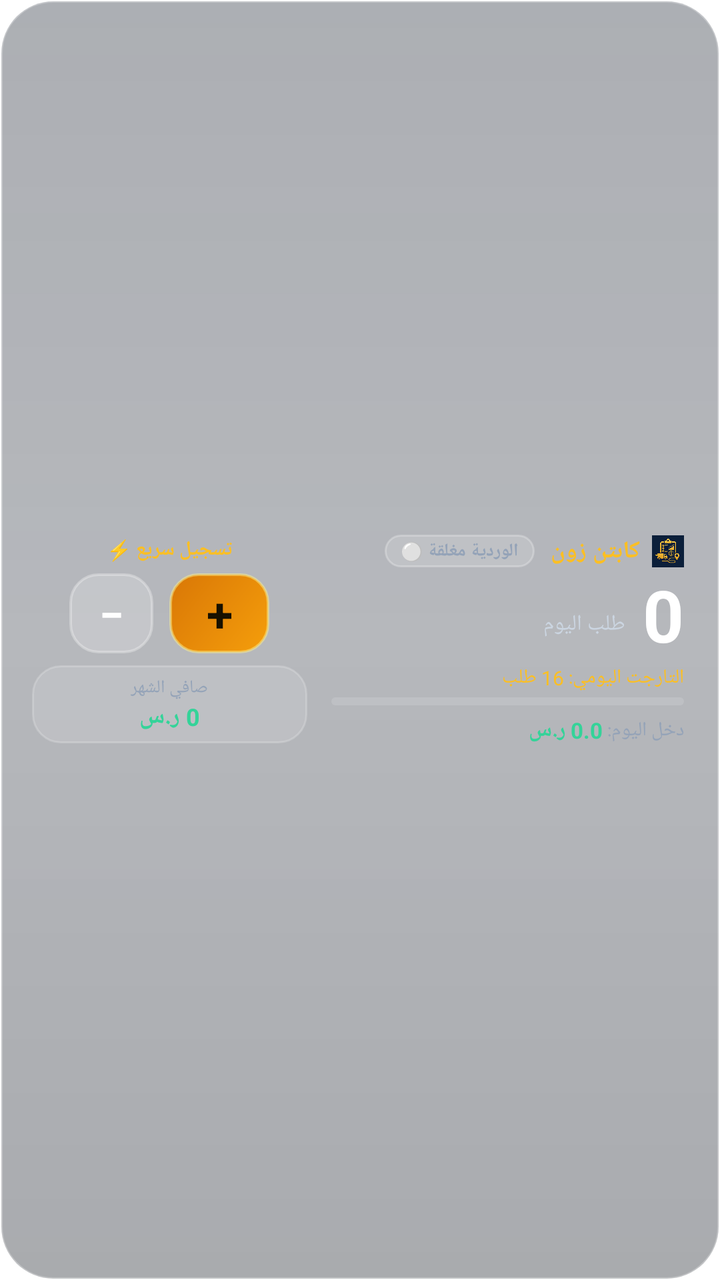
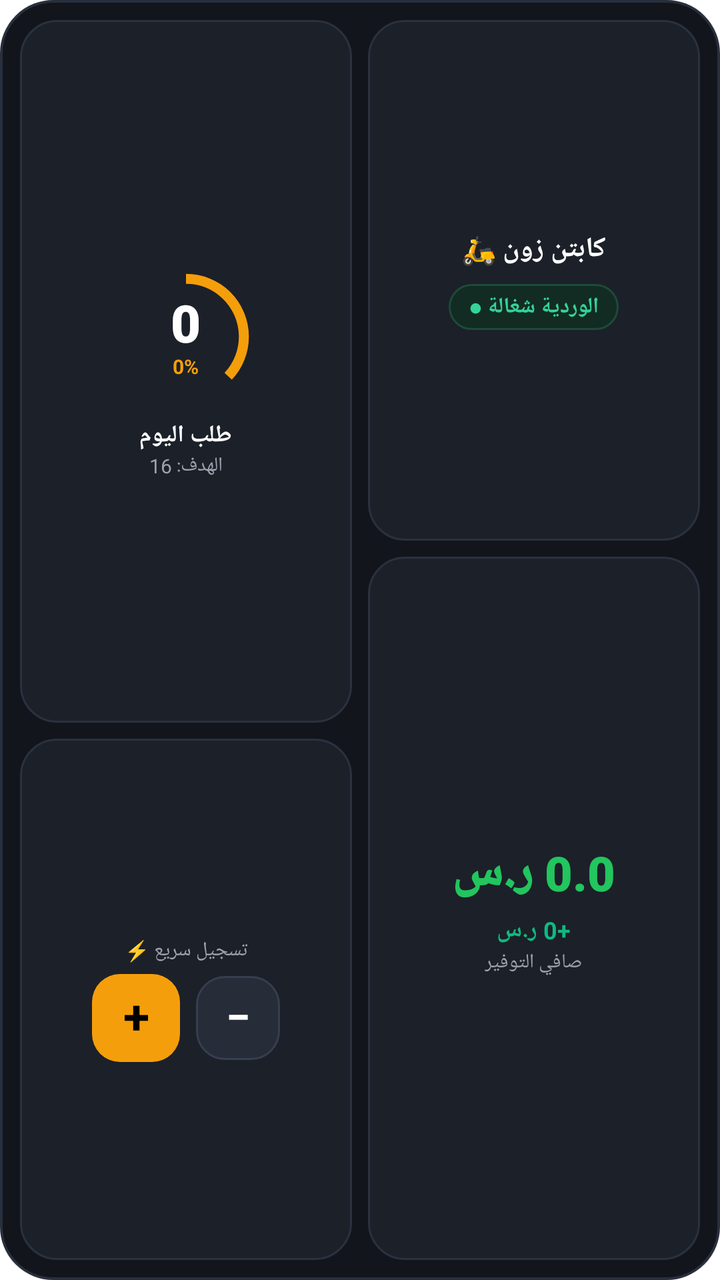

Compare the two renders of this Android layout. The source of the first and the diff that turns it into the second are given below.
<!-- AndroidManifest.xml: fallback theme Theme.MaterialComponents.DayNight.NoActionBar -->
<!-- res/layout/order_widget.xml -->
<?xml version="1.0" encoding="utf-8"?>
<LinearLayout xmlns:android="http://schemas.android.com/apk/res/android"
    android:id="@+id/widget_root"
    android:layout_width="match_parent"
    android:layout_height="match_parent"
    android:background="@drawable/widget_background"
    android:orientation="horizontal"
    android:paddingLeft="16dp"
    android:paddingRight="16dp"
    android:paddingTop="12dp"
    android:paddingBottom="12dp"
    android:layoutDirection="rtl"
    android:gravity="center_vertical">

    
    <LinearLayout
        android:id="@+id/widget_main_section"
        android:layout_width="0dp"
        android:layout_height="match_parent"
        android:layout_weight="1.3"
        android:orientation="vertical"
        android:gravity="center_vertical"
        android:paddingRight="2dp">

        
        <LinearLayout
            android:layout_width="wrap_content"
            android:layout_height="wrap_content"
            android:orientation="horizontal"
            android:gravity="center_vertical"
            android:layout_marginBottom="4dp">

            <ImageView
                android:layout_width="16dp"
                android:layout_height="16dp"
                android:src="@mipmap/ic_launcher"
                android:layout_marginLeft="6dp"/>

            <TextView
                android:layout_width="wrap_content"
                android:layout_height="wrap_content"
                android:text="كابتن زون"
                android:textColor="#FBBF24"
                android:textStyle="bold"
                android:textSize="12sp"
                android:layout_marginLeft="8dp"/>

            
            <TextView
                android:id="@+id/widget_status_badge"
                android:layout_width="wrap_content"
                android:layout_height="wrap_content"
                android:background="@drawable/widget_badge_closed"
                android:paddingLeft="8dp"
                android:paddingRight="8dp"
                android:paddingTop="2dp"
                android:paddingBottom="2dp"
                android:text="الوردية مغلقة ⚪"
                android:textColor="#94A3B8"
                android:textSize="9sp"
                android:textStyle="bold"/>
        </LinearLayout>

        
        <LinearLayout
            android:layout_width="wrap_content"
            android:layout_height="wrap_content"
            android:orientation="horizontal"
            android:gravity="bottom"
            android:layout_marginBottom="2dp">

            <TextView
                android:id="@+id/widget_today_orders"
                android:layout_width="wrap_content"
                android:layout_height="wrap_content"
                android:text="0"
                android:textColor="#FFFFFF"
                android:textSize="36sp"
                android:textStyle="bold"
                android:includeFontPadding="false"/>

            <TextView
                android:layout_width="wrap_content"
                android:layout_height="wrap_content"
                android:text=" طلب اليوم"
                android:textColor="#CBD5E1"
                android:textSize="11sp"
                android:layout_marginRight="6dp"
                android:layout_marginBottom="5dp"/>
        </LinearLayout>

        
        <TextView
            android:id="@+id/widget_today_target_sub"
            android:layout_width="wrap_content"
            android:layout_height="wrap_content"
            android:text="التارجت اليومي: 16 طلب"
            android:textColor="#FBBF24"
            android:textSize="10sp"
            android:layout_marginBottom="3dp"/>

        
        <ProgressBar
            android:id="@+id/widget_progress_bar"
            style="?android:attr/progressBarStyleHorizontal"
            android:layout_width="match_parent"
            android:layout_height="4dp"
            android:max="100"
            android:progress="0"
            android:progressDrawable="@drawable/widget_progress_bar"
            android:layout_marginBottom="5dp"/>

        
        <LinearLayout
            android:layout_width="wrap_content"
            android:layout_height="wrap_content"
            android:orientation="horizontal"
            android:gravity="center_vertical">

            <TextView
                android:layout_width="wrap_content"
                android:layout_height="wrap_content"
                android:text="دخل اليوم: "
                android:textColor="#94A3B8"
                android:textSize="10sp"/>

            <TextView
                android:id="@+id/widget_today_income"
                android:layout_width="wrap_content"
                android:layout_height="wrap_content"
                android:text="0.0 ر.س"
                android:textColor="#34D399"
                android:textSize="11sp"
                android:textStyle="bold"/>
        </LinearLayout>

    </LinearLayout>

    
    <FrameLayout
        android:layout_width="12dp"
        android:layout_height="match_parent"/>

    
    <LinearLayout
        android:layout_width="0dp"
        android:layout_height="match_parent"
        android:layout_weight="1.0"
        android:orientation="vertical"
        android:gravity="center">

        
        <TextView
            android:layout_width="wrap_content"
            android:layout_height="wrap_content"
            android:text="تسجيل سريع ⚡"
            android:textColor="#FBBF24"
            android:textSize="10sp"
            android:textStyle="bold"
            android:layout_marginBottom="5dp"/>

        
        <LinearLayout
            android:layout_width="match_parent"
            android:layout_height="wrap_content"
            android:orientation="horizontal"
            android:gravity="center"
            android:layout_marginBottom="6dp">

            
            <TextView
                android:id="@+id/widget_btn_plus"
                android:layout_width="50dp"
                android:layout_height="40dp"
                android:background="@drawable/widget_btn_add"
                android:gravity="center"
                android:text="+"
                android:textColor="#181100"
                android:textSize="24sp"
                android:textStyle="bold"
                android:layout_marginLeft="8dp"/>

            
            <TextView
                android:id="@+id/widget_btn_minus"
                android:layout_width="42dp"
                android:layout_height="40dp"
                android:background="@drawable/widget_btn_sub"
                android:gravity="center"
                android:text="−"
                android:textColor="#FFFFFF"
                android:textSize="22sp"
                android:textStyle="bold"/>
        </LinearLayout>

        
        <LinearLayout
            android:id="@+id/widget_month_card"
            android:layout_width="match_parent"
            android:layout_height="wrap_content"
            android:background="@drawable/widget_chip_glass"
            android:paddingLeft="10dp"
            android:paddingRight="10dp"
            android:paddingTop="5dp"
            android:paddingBottom="5dp"
            android:gravity="center"
            android:orientation="vertical">

            <TextView
                android:id="@+id/widget_month_name_label"
                android:layout_width="wrap_content"
                android:layout_height="wrap_content"
                android:text="صافي الشهر"
                android:textColor="#94A3B8"
                android:textSize="9sp"/>

            <TextView
                android:id="@+id/widget_month_net"
                android:layout_width="wrap_content"
                android:layout_height="wrap_content"
                android:text="0 ر.س"
                android:textColor="#34D399"
                android:textSize="12sp"
                android:textStyle="bold"/>
        </LinearLayout>

    </LinearLayout>

</LinearLayout>
<!-- resources referenced by this layout -->
<resources>
  <!-- drawable widget_background (drawable) -->
  <?xml version="1.0" encoding="utf-8"?>
  <shape xmlns:android="http://schemas.android.com/apk/res/android">
      <corners android:radius="26dp"/>
      <gradient
          android:startColor="#59121927"
          android:centerColor="#4D0D1422"
          android:endColor="#59080D18"
          android:angle="270"/>
      <stroke
          android:width="1.2dp"
          android:color="#47FFFFFF"/>
  </shape>
  <!-- drawable widget_badge_closed (drawable) -->
  <?xml version="1.0" encoding="utf-8"?>
  <shape xmlns:android="http://schemas.android.com/apk/res/android">
      <corners android:radius="12dp"/>
      <solid android:color="#26FFFFFF"/>
      <stroke
          android:width="1dp"
          android:color="#40FFFFFF"/>
  </shape>
  <!-- drawable widget_btn_add (drawable) -->
  <?xml version="1.0" encoding="utf-8"?>
  <shape xmlns:android="http://schemas.android.com/apk/res/android">
      <corners android:radius="14dp"/>
      <gradient
          android:startColor="#FFF59E0B"
          android:endColor="#FFD97706"
          android:angle="135"/>
      <stroke
          android:width="1.2dp"
          android:color="#80FEF08A"/>
  </shape>
  <!-- drawable widget_btn_sub (drawable) -->
  <?xml version="1.0" encoding="utf-8"?>
  <shape xmlns:android="http://schemas.android.com/apk/res/android">
      <corners android:radius="14dp"/>
      <solid android:color="#33FFFFFF"/>
      <stroke
          android:width="1.2dp"
          android:color="#4DFFFFFF"/>
  </shape>
  <!-- drawable widget_chip_glass (drawable) -->
  <?xml version="1.0" encoding="utf-8"?>
  <shape xmlns:android="http://schemas.android.com/apk/res/android">
      <corners android:radius="14dp"/>
      <solid android:color="#20FFFFFF"/>
      <stroke
          android:width="1dp"
          android:color="#33FFFFFF"/>
  </shape>
  <!-- drawable widget_progress_bar (drawable) -->
  <?xml version="1.0" encoding="utf-8"?>
  <layer-list xmlns:android="http://schemas.android.com/apk/res/android">
      <item android:id="@android:id/background">
          <shape>
              <corners android:radius="6dp"/>
              <solid android:color="#20FFFFFF"/>
          </shape>
      </item>
      <item android:id="@android:id/progress">
          <clip>
              <shape>
                  <corners android:radius="6dp"/>
                  <gradient
                      android:startColor="#D4AF37"
                      android:endColor="#F5D061"
                      android:angle="0"/>
              </shape>
          </clip>
      </item>
  </layer-list>
  <!-- mipmap ic_launcher: png bitmap (mipmap-hdpi, 6735 bytes) -->
</resources>

<!-- the commit's change to res/layout/order_widget.xml (unified diff, before → after) -->
@@ -1,229 +1,235 @@
 <?xml version="1.0" encoding="utf-8"?>
 <LinearLayout xmlns:android="http://schemas.android.com/apk/res/android"
-    android:id="@+id/widget_root"
+    android:id="@+id/bento_widget_root"
     android:layout_width="match_parent"
     android:layout_height="match_parent"
-    android:background="@drawable/widget_background"
+    android:background="@drawable/bg_bento_container"
     android:orientation="horizontal"
-    android:paddingLeft="16dp"
-    android:paddingRight="16dp"
-    android:paddingTop="12dp"
-    android:paddingBottom="12dp"
-    android:layoutDirection="rtl"
-    android:gravity="center_vertical">
+    android:layoutDirection="ltr"
+    android:padding="10dp">
 
     
     <LinearLayout
-        android:id="@+id/widget_main_section"
+        android:id="@+id/bento_col_left"
         android:layout_width="0dp"
         android:layout_height="match_parent"
-        android:layout_weight="1.3"
-        android:orientation="vertical"
-        android:gravity="center_vertical"
-        android:paddingRight="2dp">
-
-        
-        <LinearLayout
-            android:layout_width="wrap_content"
-            android:layout_height="wrap_content"
-            android:orientation="horizontal"
-            android:gravity="center_vertical"
-            android:layout_marginBottom="4dp">
-
-            <ImageView
-                android:layout_width="16dp"
-                android:layout_height="16dp"
-                android:src="@mipmap/ic_launcher"
-                android:layout_marginLeft="6dp"/>
-
-            <TextView
-                android:layout_width="wrap_content"
-                android:layout_height="wrap_content"
-                android:text="كابتن زون"
-                android:textColor="#FBBF24"
-                android:textStyle="bold"
+        android:layout_marginRight="8dp"
+        android:layout_marginEnd="8dp"
+        android:layout_weight="1"
+        android:orientation="vertical">
+
+        
+        <LinearLayout
+            android:id="@+id/bento_tile_ring"
+            android:layout_width="match_parent"
+            android:layout_height="0dp"
+            android:layout_weight="1.35"
+            android:background="@drawable/bg_bento_tile"
+            android:gravity="center"
+            android:orientation="vertical"
+            android:padding="8dp">
+
+            <FrameLayout
+                android:layout_width="74dp"
+                android:layout_height="74dp">
+
+                <ProgressBar
+                    android:id="@+id/pb_bento_ring"
+                    style="?android:attr/progressBarStyleHorizontal"
+                    android:layout_width="match_parent"
+                    android:layout_height="match_parent"
+                    android:indeterminate="false"
+                    android:max="100"
+                    android:progress="37"
+                    android:progressDrawable="@drawable/ring_progress_amber" />
+
+                <LinearLayout
+                    android:layout_width="match_parent"
+                    android:layout_height="match_parent"
+                    android:gravity="center"
+                    android:orientation="vertical">
+
+                    <TextView
+                        android:id="@+id/tv_bento_orders_count"
+                        android:layout_width="wrap_content"
+                        android:layout_height="wrap_content"
+                        android:fontFamily="sans-serif-black"
+                        android:includeFontPadding="false"
+                        android:text="0"
+                        android:textColor="@color/bento_text_primary"
+                        android:textSize="26sp"
+                        android:textStyle="bold" />
+
+                    <TextView
+                        android:id="@+id/tv_bento_progress_percent"
+                        android:layout_width="wrap_content"
+                        android:layout_height="wrap_content"
+                        android:includeFontPadding="false"
+                        android:text="0%"
+                        android:textColor="@color/bento_amber"
+                        android:textSize="10sp"
+                        android:textStyle="bold" />
+                </LinearLayout>
+            </FrameLayout>
+
+            <TextView
+                android:layout_width="wrap_content"
+                android:layout_height="wrap_content"
+                android:layout_marginTop="4dp"
+                android:fontFamily="sans-serif-medium"
+                android:text="طلب اليوم"
+                android:textColor="@color/bento_text_primary"
                 android:textSize="12sp"
-                android:layout_marginLeft="8dp"/>
-
-            
-            <TextView
-                android:id="@+id/widget_status_badge"
-                android:layout_width="wrap_content"
-                android:layout_height="wrap_content"
-                android:background="@drawable/widget_badge_closed"
-                android:paddingLeft="8dp"
-                android:paddingRight="8dp"
-                android:paddingTop="2dp"
-                android:paddingBottom="2dp"
-                android:text="الوردية مغلقة ⚪"
-                android:textColor="#94A3B8"
-                android:textSize="9sp"
-                android:textStyle="bold"/>
-        </LinearLayout>
-
-        
-        <LinearLayout
-            android:layout_width="wrap_content"
-            android:layout_height="wrap_content"
-            android:orientation="horizontal"
-            android:gravity="bottom"
-            android:layout_marginBottom="2dp">
-
-            <TextView
-                android:id="@+id/widget_today_orders"
-                android:layout_width="wrap_content"
-                android:layout_height="wrap_content"
-                android:text="0"
-                android:textColor="#FFFFFF"
-                android:textSize="36sp"
-                android:textStyle="bold"
-                android:includeFontPadding="false"/>
-
-            <TextView
-                android:layout_width="wrap_content"
-                android:layout_height="wrap_content"
-                android:text=" طلب اليوم"
-                android:textColor="#CBD5E1"
-                android:textSize="11sp"
-                android:layout_marginRight="6dp"
-                android:layout_marginBottom="5dp"/>
-        </LinearLayout>
-
-        
-        <TextView
-            android:id="@+id/widget_today_target_sub"
-            android:layout_width="wrap_content"
-            android:layout_height="wrap_content"
-            android:text="التارجت اليومي: 16 طلب"
-            android:textColor="#FBBF24"
-            android:textSize="10sp"
-            android:layout_marginBottom="3dp"/>
-
-        
-        <ProgressBar
-            android:id="@+id/widget_progress_bar"
-            style="?android:attr/progressBarStyleHorizontal"
-            android:layout_width="match_parent"
-            android:layout_height="4dp"
-            android:max="100"
-            android:progress="0"
-            android:progressDrawable="@drawable/widget_progress_bar"
-            android:layout_marginBottom="5dp"/>
-
-        
-        <LinearLayout
-            android:layout_width="wrap_content"
-            android:layout_height="wrap_content"
-            android:orientation="horizontal"
-            android:gravity="center_vertical">
-
-            <TextView
-                android:layout_width="wrap_content"
-                android:layout_height="wrap_content"
-                android:text="دخل اليوم: "
-                android:textColor="#94A3B8"
-                android:textSize="10sp"/>
-
-            <TextView
-                android:id="@+id/widget_today_income"
-                android:layout_width="wrap_content"
-                android:layout_height="wrap_content"
-                android:text="0.0 ر.س"
-                android:textColor="#34D399"
-                android:textSize="11sp"
-                android:textStyle="bold"/>
-        </LinearLayout>
-
+                android:textStyle="bold" />
+
+            <TextView
+                android:id="@+id/tv_bento_target_goal"
+                android:layout_width="wrap_content"
+                android:layout_height="wrap_content"
+                android:text="الهدف: 16"
+                android:textColor="@color/bento_text_secondary"
+                android:textSize="10sp" />
+        </LinearLayout>
+
+        
+        <LinearLayout
+            android:id="@+id/bento_tile_actions"
+            android:layout_width="match_parent"
+            android:layout_height="0dp"
+            android:layout_marginTop="8dp"
+            android:layout_weight="1.0"
+            android:background="@drawable/bg_bento_tile"
+            android:gravity="center"
+            android:orientation="vertical"
+            android:padding="6dp">
+
+            <TextView
+                android:layout_width="wrap_content"
+                android:layout_height="wrap_content"
+                android:text="تسجيل سريع ⚡"
+                android:textColor="@color/bento_text_secondary"
+                android:textSize="10sp" />
+
+            <LinearLayout
+                android:layout_width="wrap_content"
+                android:layout_height="wrap_content"
+                android:layout_marginTop="5dp"
+                android:gravity="center_vertical"
+                android:orientation="horizontal">
+
+                <TextView
+                    android:id="@+id/btn_bento_increment"
+                    android:layout_width="44dp"
+                    android:layout_height="44dp"
+                    android:background="@drawable/btn_bento_plus"
+                    android:gravity="center"
+                    android:includeFontPadding="false"
+                    android:text="+"
+                    android:textColor="#000000"
+                    android:textSize="24sp"
+                    android:textStyle="bold" />
+
+                <TextView
+                    android:id="@+id/btn_bento_decrement"
+                    android:layout_width="42dp"
+                    android:layout_height="42dp"
+                    android:layout_marginLeft="8dp"
+                    android:layout_marginStart="8dp"
+                    android:background="@drawable/btn_bento_minus"
+                    android:gravity="center"
+                    android:includeFontPadding="false"
+                    android:text="−"
+                    android:textColor="@color/bento_text_primary"
+                    android:textSize="22sp"
+                    android:textStyle="bold" />
+            </LinearLayout>
+        </LinearLayout>
     </LinearLayout>
-
-    
-    <FrameLayout
-        android:layout_width="12dp"
-        android:layout_height="match_parent"/>
 
     
     <LinearLayout
+        android:id="@+id/bento_col_right"
         android:layout_width="0dp"
         android:layout_height="match_parent"
-        android:layout_weight="1.0"
-        android:orientation="vertical"
-        android:gravity="center">
-
-        
-        <TextView
-            android:layout_width="wrap_content"
-            android:layout_height="wrap_content"
-            android:text="تسجيل سريع ⚡"
-            android:textColor="#FBBF24"
-            android:textSize="10sp"
-            android:textStyle="bold"
-            android:layout_marginBottom="5dp"/>
-
-        
-        <LinearLayout
-            android:layout_width="match_parent"
-            android:layout_height="wrap_content"
-            android:orientation="horizontal"
-            android:gravity="center"
-            android:layout_marginBottom="6dp">
-
-            
-            <TextView
-                android:id="@+id/widget_btn_plus"
-                android:layout_width="50dp"
-                android:layout_height="40dp"
-                android:background="@drawable/widget_btn_add"
-                android:gravity="center"
-                android:text="+"
-                android:textColor="#181100"
+        android:layout_weight="1"
+        android:orientation="vertical">
+
+        
+        <LinearLayout
+            android:id="@+id/bento_tile_header"
+            android:layout_width="match_parent"
+            android:layout_height="0dp"
+            android:layout_weight="1.0"
+            android:background="@drawable/bg_bento_tile"
+            android:gravity="center"
+            android:orientation="vertical"
+            android:padding="8dp">
+
+            <TextView
+                android:layout_width="wrap_content"
+                android:layout_height="wrap_content"
+                android:fontFamily="sans-serif-bold"
+                android:text="كابتن زون 🛵"
+                android:textColor="@color/bento_text_primary"
+                android:textSize="14sp"
+                android:textStyle="bold" />
+
+            <TextView
+                android:id="@+id/tv_bento_shift_status"
+                android:layout_width="wrap_content"
+                android:layout_height="wrap_content"
+                android:layout_marginTop="8dp"
+                android:background="@drawable/bg_bento_shift_pill"
+                android:paddingLeft="10dp"
+                android:paddingRight="10dp"
+                android:paddingTop="4dp"
+                android:paddingBottom="4dp"
+                android:text="الوردية شغالة ●"
+                android:textColor="@color/bento_pill_text"
+                android:textSize="11sp"
+                android:textStyle="bold" />
+        </LinearLayout>
+
+        
+        <LinearLayout
+            android:id="@+id/bento_tile_earnings"
+            android:layout_width="match_parent"
+            android:layout_height="0dp"
+            android:layout_marginTop="8dp"
+            android:layout_weight="1.35"
+            android:background="@drawable/bg_bento_tile"
+            android:gravity="center"
+            android:orientation="vertical"
+            android:padding="8dp">
+
+            <TextView
+                android:id="@+id/tv_bento_today_income"
+                android:layout_width="wrap_content"
+                android:layout_height="wrap_content"
+                android:fontFamily="sans-serif-black"
+                android:includeFontPadding="false"
+                android:text="0.0 ر.س"
+                android:textColor="@color/bento_green_earnings"
                 android:textSize="24sp"
-                android:textStyle="bold"
-                android:layout_marginLeft="8dp"/>
-
-            
-            <TextView
-                android:id="@+id/widget_btn_minus"
-                android:layout_width="42dp"
-                android:layout_height="40dp"
-                android:background="@drawable/widget_btn_sub"
-                android:gravity="center"
-                android:text="−"
-                android:textColor="#FFFFFF"
-                android:textSize="22sp"
-                android:textStyle="bold"/>
-        </LinearLayout>
-
-        
-        <LinearLayout
-            android:id="@+id/widget_month_card"
-            android:layout_width="match_parent"
-            android:layout_height="wrap_content"
-            android:background="@drawable/widget_chip_glass"
-            android:paddingLeft="10dp"
-            android:paddingRight="10dp"
-            android:paddingTop="5dp"
-            android:paddingBottom="5dp"
-            android:gravity="center"
-            android:orientation="vertical">
-
-            <TextView
-                android:id="@+id/widget_month_name_label"
-                android:layout_width="wrap_content"
-                android:layout_height="wrap_content"
-                android:text="صافي الشهر"
-                android:textColor="#94A3B8"
-                android:textSize="9sp"/>
-
-            <TextView
-                android:id="@+id/widget_month_net"
-                android:layout_width="wrap_content"
-                android:layout_height="wrap_content"
-                android:text="0 ر.س"
-                android:textColor="#34D399"
+                android:textStyle="bold" />
+
+            <TextView
+                android:id="@+id/tv_bento_total_savings"
+                android:layout_width="wrap_content"
+                android:layout_height="wrap_content"
+                android:layout_marginTop="4dp"
+                android:text="+0 ر.س"
+                android:textColor="@color/bento_green_savings"
                 android:textSize="12sp"
-                android:textStyle="bold"/>
-        </LinearLayout>
-
+                android:textStyle="bold" />
+
+            <TextView
+                android:layout_width="wrap_content"
+                android:layout_height="wrap_content"
+                android:layout_marginTop="1dp"
+                android:text="صافي التوفير"
+                android:textColor="@color/bento_text_secondary"
+                android:textSize="10sp" />
+        </LinearLayout>
     </LinearLayout>
-
 </LinearLayout>
<!-- resource entries referenced after the edit -->
@@ -1,78 +1,84 @@
 <!-- resources referenced by this layout -->
 <resources>
-  <!-- drawable widget_background (drawable) -->
+  <color name="bento_amber">#F59E0B</color>
+  <color name="bento_green_earnings">#22C55E</color>
+  <color name="bento_green_savings">#10B981</color>
+  <color name="bento_pill_text">#34D399</color>
+  <color name="bento_text_primary">#FFFFFF</color>
+  <color name="bento_text_secondary">#9CA3AF</color>
+  <!-- drawable bg_bento_container (drawable) -->
   <?xml version="1.0" encoding="utf-8"?>
-  <shape xmlns:android="http://schemas.android.com/apk/res/android">
-      <corners android:radius="26dp"/>
-      <gradient
-          android:startColor="#59121927"
-          android:centerColor="#4D0D1422"
-          android:endColor="#59080D18"
-          android:angle="270"/>
+  <shape xmlns:android="http://schemas.android.com/apk/res/android"
+      android:shape="rectangle">
+      <solid android:color="@color/bento_container_bg" />
+      <corners android:radius="26dp" />
       <stroke
           android:width="1.2dp"
-          android:color="#47FFFFFF"/>
+          android:color="@color/bento_container_border" />
   </shape>
-  <!-- drawable widget_badge_closed (drawable) -->
+  <!-- drawable bg_bento_shift_pill (drawable) -->
   <?xml version="1.0" encoding="utf-8"?>
-  <shape xmlns:android="http://schemas.android.com/apk/res/android">
-      <corners android:radius="12dp"/>
-      <solid android:color="#26FFFFFF"/>
+  <shape xmlns:android="http://schemas.android.com/apk/res/android"
+      android:shape="rectangle">
+      <solid android:color="@color/bento_pill_bg" />
+      <corners android:radius="14dp" />
       <stroke
           android:width="1dp"
-          android:color="#40FFFFFF"/>
+          android:color="@color/bento_pill_border" />
   </shape>
-  <!-- drawable widget_btn_add (drawable) -->
+  <!-- drawable bg_bento_tile (drawable) -->
   <?xml version="1.0" encoding="utf-8"?>
-  <shape xmlns:android="http://schemas.android.com/apk/res/android">
-      <corners android:radius="14dp"/>
-      <gradient
-          android:startColor="#FFF59E0B"
-          android:endColor="#FFD97706"
-          android:angle="135"/>
-      <stroke
-          android:width="1.2dp"
-          android:color="#80FEF08A"/>
-  </shape>
-  <!-- drawable widget_btn_sub (drawable) -->
-  <?xml version="1.0" encoding="utf-8"?>
-  <shape xmlns:android="http://schemas.android.com/apk/res/android">
-      <corners android:radius="14dp"/>
-      <solid android:color="#33FFFFFF"/>
-      <stroke
-          android:width="1.2dp"
-          android:color="#4DFFFFFF"/>
-  </shape>
-  <!-- drawable widget_chip_glass (drawable) -->
-  <?xml version="1.0" encoding="utf-8"?>
-  <shape xmlns:android="http://schemas.android.com/apk/res/android">
-      <corners android:radius="14dp"/>
-      <solid android:color="#20FFFFFF"/>
+  <shape xmlns:android="http://schemas.android.com/apk/res/android"
+      android:shape="rectangle">
+      <solid android:color="@color/bento_tile_bg" />
+      <corners android:radius="18dp" />
       <stroke
           android:width="1dp"
-          android:color="#33FFFFFF"/>
+          android:color="@color/bento_tile_border" />
   </shape>
-  <!-- drawable widget_progress_bar (drawable) -->
+  <!-- drawable btn_bento_minus (drawable) -->
   <?xml version="1.0" encoding="utf-8"?>
-  <layer-list xmlns:android="http://schemas.android.com/apk/res/android">
-      <item android:id="@android:id/background">
-          <shape>
-              <corners android:radius="6dp"/>
-              <solid android:color="#20FFFFFF"/>
-          </shape>
-      </item>
-      <item android:id="@android:id/progress">
-          <clip>
-              <shape>
-                  <corners android:radius="6dp"/>
-                  <gradient
-                      android:startColor="#D4AF37"
-                      android:endColor="#F5D061"
-                      android:angle="0"/>
-              </shape>
-          </clip>
-      </item>
-  </layer-list>
-  <!-- mipmap ic_launcher: png bitmap (mipmap-hdpi, 6735 bytes) -->
+  <shape xmlns:android="http://schemas.android.com/apk/res/android"
+      android:shape="rectangle">
+      <solid android:color="@color/bento_btn_minus_bg" />
+      <corners android:radius="14dp" />
+      <stroke
+          android:width="1dp"
+          android:color="@color/bento_btn_minus_border" />
+  </shape>
+  <!-- drawable btn_bento_plus (drawable) -->
+  <?xml version="1.0" encoding="utf-8"?>
+  <shape xmlns:android="http://schemas.android.com/apk/res/android"
+      android:shape="rectangle">
+      <solid android:color="@color/bento_btn_plus" />
+      <corners android:radius="14dp" />
+  </shape>
+  <!-- drawable ring_progress_amber (drawable) -->
+  <?xml version="1.0" encoding="utf-8"?>
+  <rotate xmlns:android="http://schemas.android.com/apk/res/android"
+      android:fromDegrees="270"
+      android:toDegrees="270">
+      <shape
+          android:innerRadiusRatio="2.8"
+          android:shape="ring"
+          android:thickness="5dp"
+          android:useLevel="true">
+          <gradient
+              android:centerColor="@color/bento_amber"
+              android:endColor="@color/bento_amber_light"
+              android:startColor="@color/bento_amber"
+              android:type="sweep" />
+      </shape>
+  </rotate>
+  <color name="bento_container_bg">#12151B</color>
+  <color name="bento_container_border">#282F3D</color>
+  <color name="bento_pill_bg">#122C23</color>
+  <color name="bento_pill_border">#1D4A3A</color>
+  <color name="bento_tile_bg">#1C2029</color>
+  <color name="bento_tile_border">#2A313F</color>
+  <color name="bento_btn_minus_bg">#262C38</color>
+  <color name="bento_btn_minus_border">#373E4F</color>
+  <color name="bento_btn_plus">#F59E0B</color>
+  <color name="bento_amber_light">#FBBF24</color>
 </resources>
 
